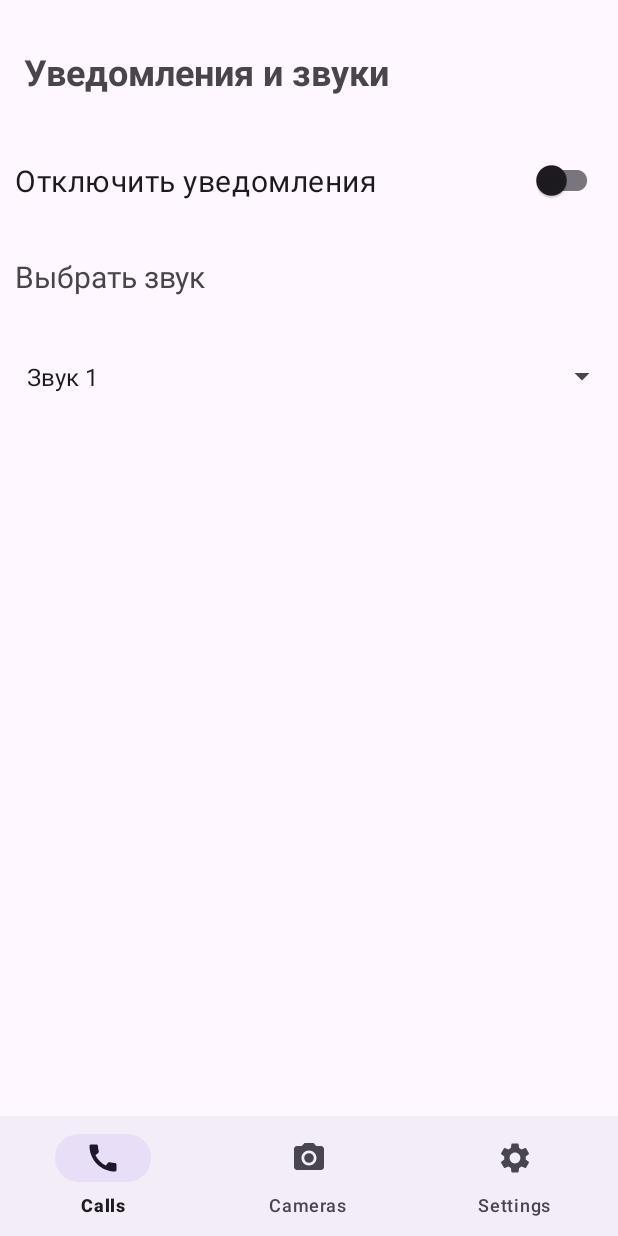
After one commit to s1Dan/AccessApplication, an Android app: the fragment SettingsNotificationsFragment placed in its activity, on a phone screen of 412 x 824 dp. The commit adds this screen. Run offline under Robolectric (Android 15) with nearby library versions, the phone set to English and light mode, and no system bars.

Commit message:
created nitifications etc

```diff
--- a/app/build.gradle
+++ b/app/build.gradle
@@ -36,6 +36,9 @@ android {
 }
 
 dependencies {
+    implementation 'org.postgresql:postgresql:42.3.1'
+
+
 
     implementation 'androidx.core:core-ktx:1.10.1'
     implementation 'androidx.appcompat:appcompat:1.6.1'
--- /dev/null
+++ b/app/src/main/java/com/example/myapplicationaccess/settings/SettingsNotificationsFragment.kt
@@ -0,0 +1,64 @@
+package com.example.myapplicationaccess.settings
+
+import android.os.Bundle
+import androidx.fragment.app.Fragment
+import android.view.LayoutInflater
+import android.view.View
+import android.view.ViewGroup
+import android.widget.AdapterView
+import android.widget.ArrayAdapter
+import android.widget.Spinner
+import android.widget.Toast
+import androidx.appcompat.widget.SwitchCompat
+import com.example.myapplicationaccess.R
+import com.google.android.material.switchmaterial.SwitchMaterial
+
+class SettingsNotificationsFragment : Fragment() {
+
+    private lateinit var switchNotifications: SwitchCompat
+    private lateinit var spinnerSound: Spinner
+
+    override fun onCreateView(
+        inflater: LayoutInflater, container: ViewGroup?,
+        savedInstanceState: Bundle?
+    ): View? {
+        val view = inflater.inflate(R.layout.fragment_settings_notifications, container, false)
+
+        // Находим ссылки на элементы разметки
+        switchNotifications = view.findViewById(R.id.notifications_switch)
+        spinnerSound = view.findViewById(R.id.notifications_spinnerSound)
+
+        // Устанавливаем обработчик изменения состояния переключателя
+        switchNotifications.setOnCheckedChangeListener { _, isChecked ->
+            // Обработка состояния переключателя
+            if (isChecked) {
+                // Уведомления отключены
+                Toast.makeText(requireContext(), "Уведомления отключены", Toast.LENGTH_SHORT).show()
+            } else {
+                // Уведомления включены
+                Toast.makeText(requireContext(), "Уведомления включены", Toast.LENGTH_SHORT).show()
+            }
+        }
+
+        // Создаем адаптер для списка звуков
+        val soundList = listOf("Звук 1", "Звук 2", "Звук 3")
+        val adapter = ArrayAdapter(requireContext(), android.R.layout.simple_spinner_item, soundList)
+        adapter.setDropDownViewResource(android.R.layout.simple_spinner_dropdown_item)
+        spinnerSound.adapter = adapter
+
+
+        // Устанавливаем обработчик выбора элемента из списка звуков
+        spinnerSound.onItemSelectedListener = object : AdapterView.OnItemSelectedListener {
+            override fun onItemSelected(parent: AdapterView<*>?, view: View?, position: Int, id: Long) {
+                val selectedSound = parent?.getItemAtPosition(position).toString()
+                // Обработка выбора звука
+                Toast.makeText(requireContext(), "Выбран звук: $selectedSound", Toast.LENGTH_SHORT).show()
+            }
+
+            override fun onNothingSelected(parent: AdapterView<*>?) {
+                // Обработка случая, когда ничего не выбрано
+            }
+        }
+        return view
+    }
+}
--- a/app/src/main/res/layout/fragment_settings.xml
+++ b/app/src/main/res/layout/fragment_settings.xml
@@ -178,7 +178,7 @@
             android:layout_marginEnd="10dp"/>
 
         <LinearLayout
-            android:id="@+id/my_list_item_4"
+            android:id="@+id/linearLayout_notifications"
             android:layout_width="300dp"
             android:layout_height="wrap_content"
             android:layout_gravity="center"
--- /dev/null
+++ b/app/src/main/res/layout/fragment_settings_notifications.xml
@@ -0,0 +1,47 @@
+<?xml version="1.0" encoding="utf-8"?>
+<LinearLayout xmlns:android="http://schemas.android.com/apk/res/android"
+    android:layout_width="match_parent"
+    android:layout_height="match_parent"
+    android:orientation="vertical">
+
+    <TextView
+        android:id="@+id/notifications_textView"
+        android:layout_width="match_parent"
+        android:layout_height="wrap_content"
+        android:text="Уведомления и звуки"
+        android:textSize="24sp"
+        android:textStyle="bold"
+        android:padding="16dp"
+        android:layout_marginTop="15dp"
+        android:layout_marginEnd="15dp"/>
+
+    <androidx.appcompat.widget.SwitchCompat
+        android:id="@+id/notifications_switch"
+        android:layout_width="match_parent"
+        android:layout_height="50dp"
+        android:text="Отключить уведомления"
+        android:checked="false"
+        android:textSize="20sp"
+        android:layout_marginTop="15dp"
+        android:padding="10dp"/>
+
+
+    <TextView
+        android:id="@+id/notifications_choose_sound"
+        android:layout_width="match_parent"
+        android:layout_height="50dp"
+        android:text="Выбрать звук"
+        android:textSize="20sp"
+        android:layout_marginTop="15dp"
+        android:padding="10dp"/>
+
+    <Spinner
+        android:id="@+id/notifications_spinnerSound"
+        android:layout_width="match_parent"
+        android:layout_height="50dp"
+        android:padding="10dp"
+        android:layout_marginTop="15dp" />
+
+
+
+</LinearLayout>
```
Also changed, not shown: app/src/main/java/com/example/myapplicationaccess/postgresql/PostgreSQLManager.kt (added, +37 -0 lines), app/src/main/java/com/example/myapplicationaccess/registration/RegistrationData.kt (added, +10 -0 lines), app/src/main/java/com/example/myapplicationaccess/registration/RegistrationFragment.kt (+57 -2 lines), app/src/main/java/com/example/myapplicationaccess/settings/SettingsFragment.kt (+10 -0 lines), app/src/main/res/layout/fragment_registration.xml (+12 -6 lines).
